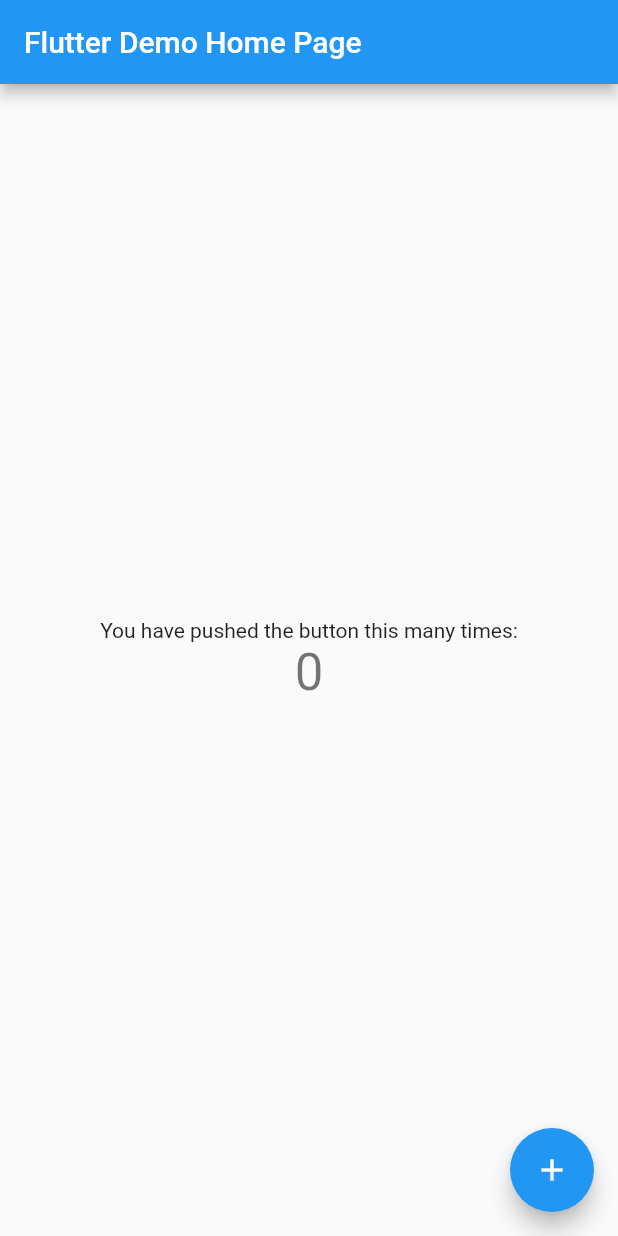
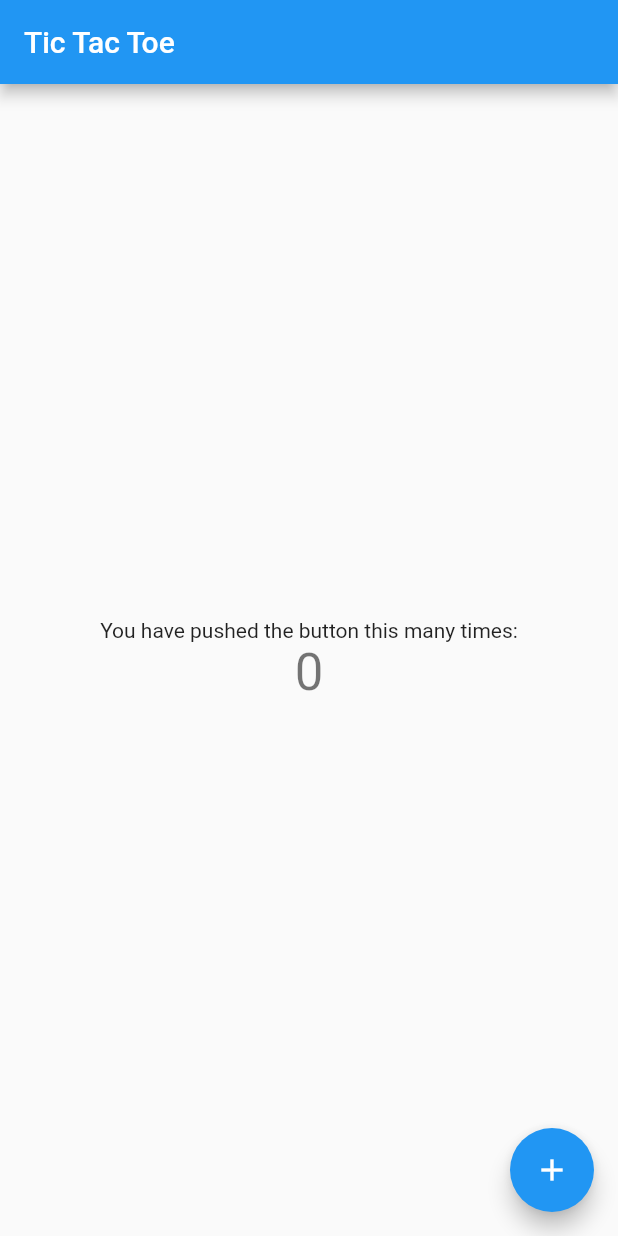
Before and after one commit to rhit-yiny1/Tic-Tac-Toe-App, a Flutter app: the screen it shows after launch, on a phone screen of 412 x 824 dp. Run offline on Flutter 3.47's test engine with Material 2 defaults, Android fonts, the phone set to English and light mode, and no system bars.

Commit message:
starting template

```diff
--- a/tic_tac_toe/lib/main.dart
+++ b/tic_tac_toe/lib/main.dart
@@ -11,20 +11,11 @@ class MyApp extends StatelessWidget {
   @override
   Widget build(BuildContext context) {
     return MaterialApp(
-      title: 'Flutter Demo',
+      title: 'Tic-Tac-Toe',
       theme: ThemeData(
-        // This is the theme of your application.
-        //
-        // Try running your application with "flutter run". You'll see the
-        // application has a blue toolbar. Then, without quitting the app, try
-        // changing the primarySwatch below to Colors.green and then invoke
-        // "hot reload" (press "r" in the console where you ran "flutter run",
-        // or simply save your changes to "hot reload" in a Flutter IDE).
-        // Notice that the counter didn't reset back to zero; the application
-        // is not restarted.
         primarySwatch: Colors.blue,
       ),
-      home: const MyHomePage(title: 'Flutter Demo Home Page'),
+      home: const MyHomePage(title: 'Tic Tac Toe'),
     );
   }
 }
```
